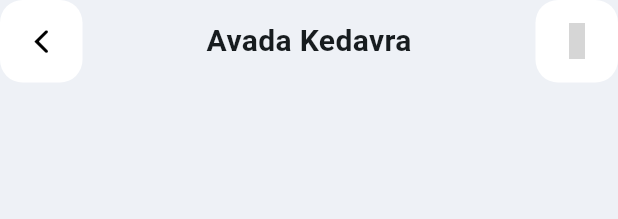
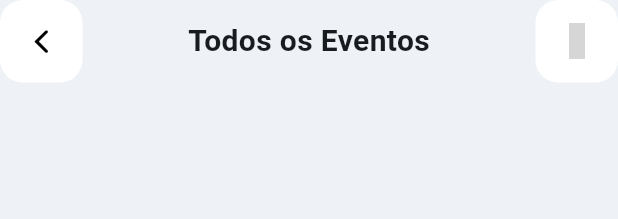
Before and after one commit to lauracristinee/projetoPAM1209, a Flutter app: the AllEventosScreenAppBar widget shown alone on an empty page, opened directly, on a phone screen of 412 x 824 dp. Shown: the top 219 px of the screen. Run offline on Flutter 3.47's test engine with Material 3 defaults, Android fonts, the phone set to English and light mode, and no system bars; our stand-ins replace iconsax, smooth_page_indicator; Roboto replaces fonts that are missing (Biofit); grey boxes are pictures that could not be loaded.

Commit message:
modificações adicionais

```diff
--- a/lib/main.dart
+++ b/lib/main.dart
@@ -1,5 +1,5 @@
 import 'package:flutter/material.dart';
-import 'package:geek_connect/screens/home_screen.dart';
+import 'package:geek_connect/screens/main_screen.dart';
 import 'package:geek_connect/widgets/constantes.dart';
 void main() {
   runApp(const MyApp());
@@ -18,7 +18,7 @@ class MyApp extends StatelessWidget {
         scaffoldBackgroundColor: kbackgroundColor,
         useMaterial3: true,
       ),
-      home: HomeScreen(),
+      home: MainScreen(),
     );
   }
 }
--- a/lib/widgets/all_screen_app_bar.dart
+++ b/lib/widgets/all_screen_app_bar.dart
@@ -1,5 +1,6 @@
 import 'package:flutter/cupertino.dart';
 import 'package:flutter/material.dart';
+import 'package:geek_connect/widgets/constantes.dart';
 import 'package:iconsax/iconsax.dart';
 class AllEventosScreenAppBar extends StatelessWidget {
   const AllEventosScreenAppBar({
@@ -22,10 +23,11 @@ class AllEventosScreenAppBar extends StatelessWidget {
           icon: const Icon(CupertinoIcons.chevron_back),
         ),
         const Spacer(),
-        const Text("Avada Kedavra",
-        style: TextStyle(
-          fontSize: 20,
-          fontWeight: FontWeight.bold
+        const Text(
+          tituloDetalhes,
+          style: TextStyle(
+            fontSize: 20,
+            fontWeight: FontWeight.bold
           ),
         ),
         const Spacer(),
--- a/lib/widgets/constantes.dart
+++ b/lib/widgets/constantes.dart
@@ -10,7 +10,8 @@ const btnComprar = "Comprar Ingresso";
 const catego = "Categoria";
 const eventossp = "Eventos por SP";
 const all = "Ver tudo";
-const tituloDetalehs = "Avada Kedavra";
+const tituloDetalhes = "Todos os Eventos";
 const barhome = "Home";
 const barfavorito = "Favoritos";
 const barconfig = "Configuração";
+const tituloFavoritos = "Seus favoritos";
--- a/lib/widgets/introScreen.dart
+++ b/lib/widgets/introScreen.dart
@@ -1,3 +1,4 @@
+// ignore: file_names
 import 'package:flutter/material.dart';
 import 'package:geek_connect/intro_screens/intro_page_1.dart';
 import 'package:geek_connect/intro_screens/intro_page_2.dart';
```
Also changed, not shown: lib/models/eventos.dart (+8 -8 lines), lib/screens/home_screen.dart (+4 -3 lines), pubspec.lock.
